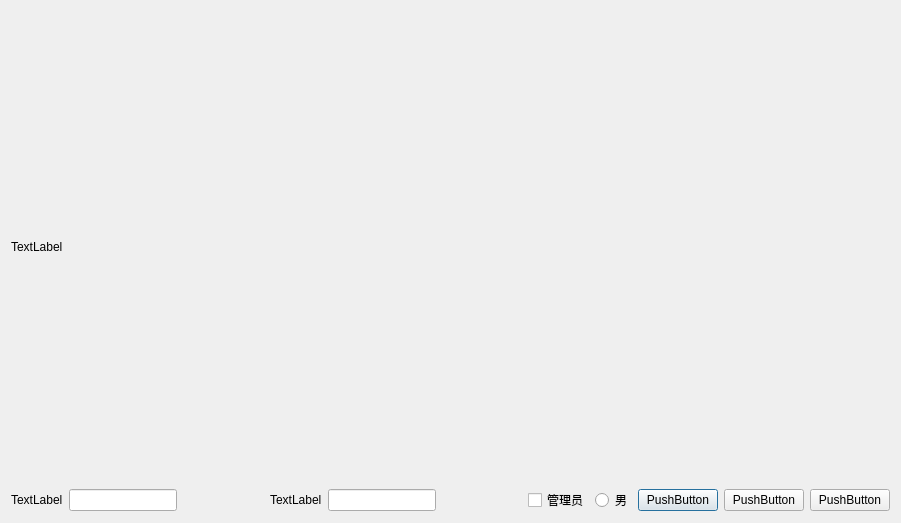
This is play/LoveDiary/qdialoglogin.ui in Maxwrt/Program as Qt 5 draws it before an edit. The edited form follows.
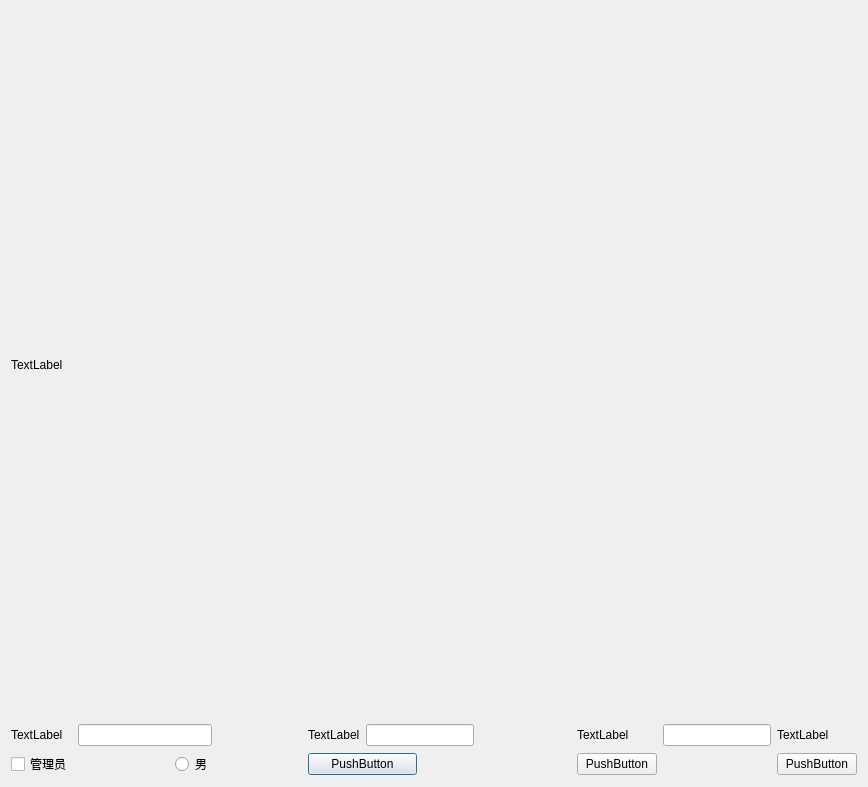
This is the edited form. Custom widgets are drawn as their Qt base class.

Diff of the .ui file:
```diff
--- a/play/LoveDiary/qdialoglogin.ui
+++ b/play/LoveDiary/qdialoglogin.ui
@@ -6,22 +6,30 @@
    <rect>
     <x>0</x>
     <y>0</y>
-    <width>901</width>
-    <height>523</height>
+    <width>868</width>
+    <height>787</height>
    </rect>
   </property>
   <property name="windowTitle">
    <string>Dialog</string>
   </property>
-  <layout class="QGridLayout" name="gridLayout">
-   <item row="0" column="0" colspan="11">
+  <layout class="QGridLayout" name="gridLayout_2">
+   <item row="0" column="0">
     <widget class="QLabel" name="labelPicture">
+     <property name="sizePolicy">
+      <sizepolicy hsizetype="Expanding" vsizetype="Expanding">
+       <horstretch>0</horstretch>
+       <verstretch>0</verstretch>
+      </sizepolicy>
+     </property>
      <property name="text">
       <string>TextLabel</string>
      </property>
     </widget>
    </item>
    <item row="1" column="0">
+    <layout class="QGridLayout" name="gridLayout">
+     <item row="0" column="0">
     <widget class="QLabel" name="labelUser">
      <property name="text">
       <string>TextLabel</string>
@@ -31,23 +39,23 @@
      </property>
     </widget>
    </item>
-   <item row="1" column="1">
+     <item row="0" column="1" colspan="2">
     <widget class="QLineEdit" name="lineEditUser"/>
    </item>
-   <item row="1" column="2">
+     <item row="0" column="3">
     <spacer name="horizontalSpacer_2">
      <property name="orientation">
       <enum>Qt::Horizontal</enum>
      </property>
      <property name="sizeHint" stdset="0">
       <size>
-       <width>71</width>
-       <height>20</height>
+         <width>46</width>
+         <height>17</height>
       </size>
      </property>
     </spacer>
    </item>
-   <item row="1" column="3">
+     <item row="0" column="4">
     <widget class="QLabel" name="labelPassword">
      <property name="text">
       <string>TextLabel</string>
@@ -57,50 +65,125 @@
      </property>
     </widget>
    </item>
-   <item row="1" column="4">
+     <item row="0" column="5" colspan="2">
     <widget class="QLineEdit" name="lineEditPassword"/>
    </item>
-   <item row="1" column="5">
+     <item row="0" column="7">
     <spacer name="horizontalSpacer">
      <property name="orientation">
       <enum>Qt::Horizontal</enum>
      </property>
      <property name="sizeHint" stdset="0">
       <size>
-       <width>71</width>
-       <height>20</height>
+         <width>46</width>
+         <height>17</height>
       </size>
      </property>
     </spacer>
    </item>
-   <item row="1" column="6">
+     <item row="0" column="8">
+      <widget class="QLabel" name="labelVerification">
+       <property name="text">
+        <string>TextLabel</string>
+       </property>
+       <property name="buddy">
+        <cstring>lineEditPassword</cstring>
+       </property>
+      </widget>
+     </item>
+     <item row="0" column="9">
+      <widget class="QLineEdit" name="lineEditVerification"/>
+     </item>
+     <item row="0" column="10">
+      <widget class="VerificationCodeLabel" name="labelVerificationCode">
+       <property name="text">
+        <string>TextLabel</string>
+       </property>
+       <property name="buddy">
+        <cstring>lineEditPassword</cstring>
+       </property>
+      </widget>
+     </item>
+     <item row="1" column="0">
     <widget class="QCheckBox" name="checkBox">
      <property name="text">
       <string>管理员</string>
      </property>
     </widget>
    </item>
-   <item row="1" column="7">
+     <item row="1" column="1">
+      <spacer name="horizontalSpacer_7">
+       <property name="orientation">
+        <enum>Qt::Horizontal</enum>
+       </property>
+       <property name="sizeHint" stdset="0">
+        <size>
+         <width>28</width>
+         <height>20</height>
+        </size>
+       </property>
+      </spacer>
+     </item>
+     <item row="1" column="2">
     <widget class="QRadioButton" name="radioButton">
      <property name="text">
       <string>男</string>
      </property>
     </widget>
    </item>
-   <item row="1" column="8">
+     <item row="1" column="3">
+      <spacer name="horizontalSpacer_4">
+       <property name="orientation">
+        <enum>Qt::Horizontal</enum>
+       </property>
+       <property name="sizeHint" stdset="0">
+        <size>
+         <width>48</width>
+         <height>20</height>
+        </size>
+       </property>
+      </spacer>
+     </item>
+     <item row="1" column="4" colspan="2">
     <widget class="QPushButton" name="pushButtonOk">
      <property name="text">
       <string>PushButton</string>
      </property>
     </widget>
    </item>
-   <item row="1" column="9">
+     <item row="1" column="6" colspan="2">
+      <spacer name="horizontalSpacer_3">
+       <property name="orientation">
+        <enum>Qt::Horizontal</enum>
+       </property>
+       <property name="sizeHint" stdset="0">
+        <size>
+         <width>78</width>
+         <height>20</height>
+        </size>
+       </property>
+      </spacer>
+     </item>
+     <item row="1" column="8">
     <widget class="QPushButton" name="pushButtonCancel">
      <property name="text">
       <string>PushButton</string>
      </property>
     </widget>
    </item>
+     <item row="1" column="9">
+      <spacer name="horizontalSpacer_5">
+       <property name="orientation">
+        <enum>Qt::Horizontal</enum>
+       </property>
+       <property name="sizeHint" stdset="0">
+        <size>
+         <width>78</width>
+         <height>20</height>
+        </size>
+       </property>
+      </spacer>
+     </item>
    <item row="1" column="10">
     <widget class="QPushButton" name="pushButtonRegister">
      <property name="text">
@@ -109,7 +192,16 @@
     </widget>
    </item>
   </layout>
+   </item>
+  </layout>
  </widget>
+ <customwidgets>
+  <customwidget>
+   <class>VerificationCodeLabel</class>
+   <extends>QLabel</extends>
+   <header location="global">verificationcodelabel.h</header>
+  </customwidget>
+ </customwidgets>
  <resources/>
  <connections/>
 </ui>
```
Lines whose indentation alone changed are shown as unchanged.
